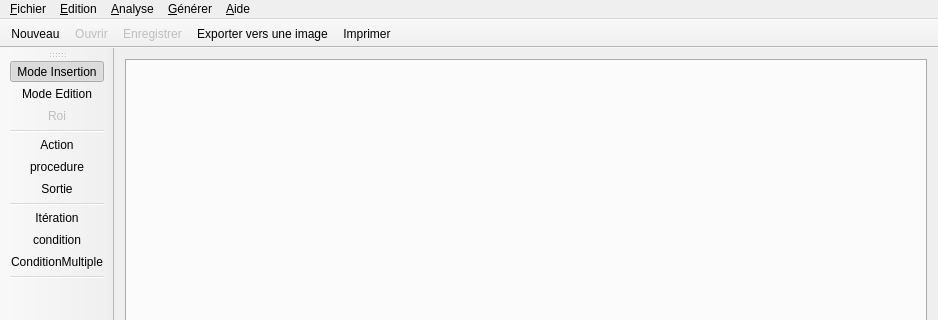
The window that Sources/Interface/mainwindow.ui (erebe/Tabula_rasa) describes before a commit, drawn with Qt 5; both pictures show x 0 to 938 and y 0 to 320 of the 938 by 543 pixel window.
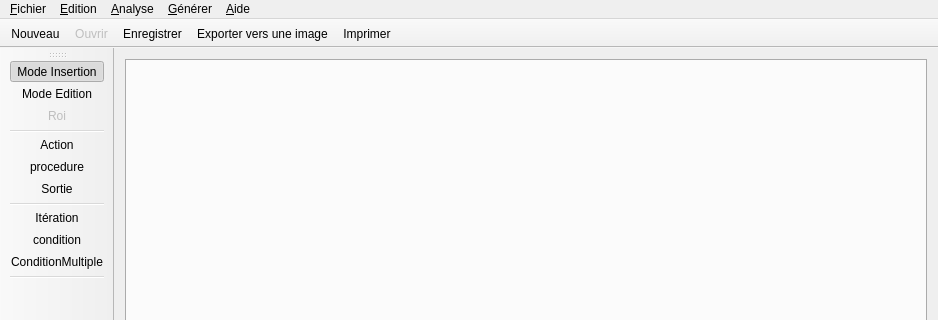
The same window after the commit. Icons and pictures are not drawn.

The edit to the form file:
```diff
--- a/Sources/Interface/mainwindow.ui
+++ b/Sources/Interface/mainwindow.ui
@@ -317,7 +317,7 @@
   </action>
   <action name="actionEnregistrer">
    <property name="enabled">
-    <bool>false</bool>
+    <bool>true</bool>
    </property>
    <property name="text">
     <string>Enregistrer</string>
```
